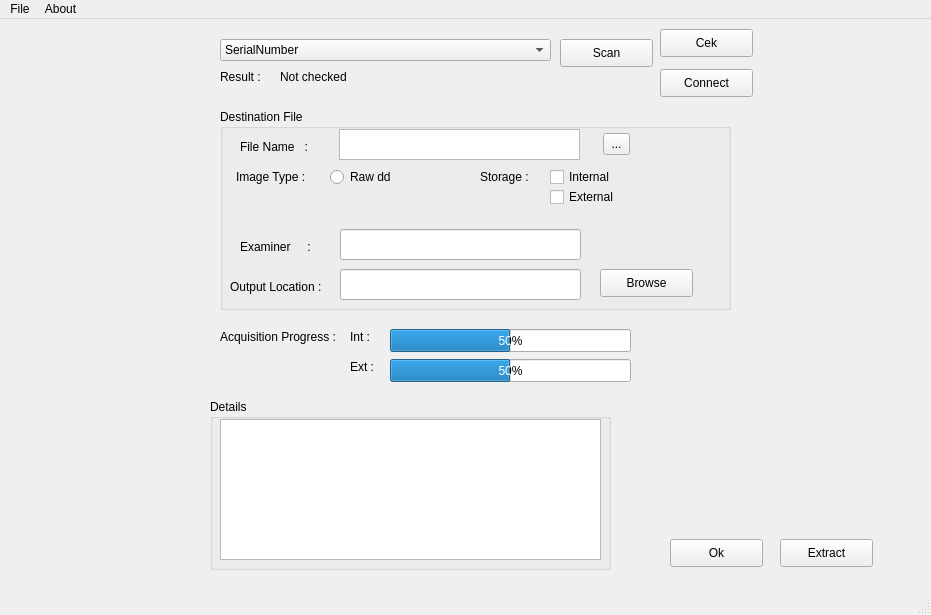
First picture: the form in main.ui, repository Rasyid-Renaldi/Forensics_App, before the edit.
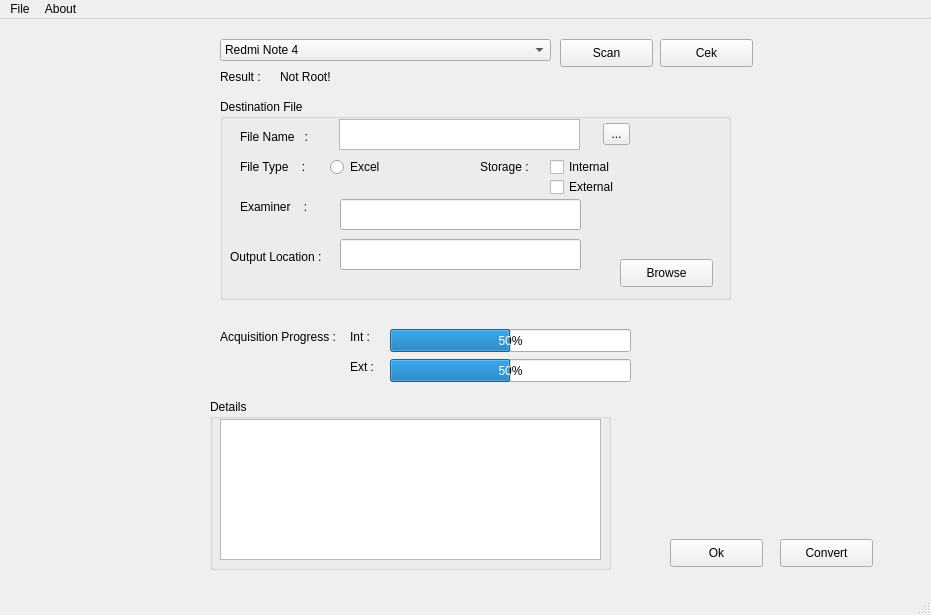
Second picture: the form after the edit. Icons and pictures are not drawn.

```diff
--- a/main.ui
+++ b/main.ui
@@ -31,7 +31,7 @@
     <property name="geometry">
      <rect>
       <x>660</x>
-      <y>10</y>
+      <y>20</y>
       <width>93</width>
       <height>28</height>
      </rect>
@@ -40,19 +40,6 @@
      <string>Cek</string>
     </property>
    </widget>
-   <widget class="QPushButton" name="connectButton">
-    <property name="geometry">
-     <rect>
-      <x>660</x>
-      <y>50</y>
-      <width>93</width>
-      <height>28</height>
-     </rect>
-    </property>
-    <property name="text">
-     <string>Connect</string>
-    </property>
-   </widget>
    <widget class="QPushButton" name="okButton">
     <property name="geometry">
      <rect>
@@ -80,7 +67,7 @@
      </rect>
     </property>
     <property name="text">
-     <string>Extract</string>
+     <string>Convert</string>
     </property>
     <property name="icon">
      <iconset resource="resource.qrc">
@@ -91,7 +78,7 @@
     <property name="geometry">
      <rect>
       <x>220</x>
-      <y>90</y>
+      <y>80</y>
       <width>511</width>
       <height>201</height>
      </rect>
@@ -115,21 +102,21 @@
     <widget class="QLabel" name="imageType">
      <property name="geometry">
       <rect>
-       <x>16</x>
+       <x>20</x>
        <y>60</y>
        <width>81</width>
        <height>16</height>
       </rect>
      </property>
      <property name="text">
-      <string>Image Type : </string>
+      <string>File Type    : </string>
      </property>
     </widget>
     <widget class="QLabel" name="outputLocation">
      <property name="geometry">
       <rect>
        <x>10</x>
-       <y>170</y>
+       <y>150</y>
        <width>111</width>
        <height>16</height>
       </rect>
@@ -174,7 +161,7 @@
       </rect>
      </property>
      <property name="text">
-      <string>Raw dd</string>
+      <string>Excel</string>
      </property>
     </widget>
     <widget class="QLabel" name="storage">
@@ -220,7 +207,7 @@
      <property name="geometry">
       <rect>
        <x>120</x>
-       <y>160</y>
+       <y>140</y>
        <width>241</width>
        <height>31</height>
       </rect>
@@ -229,7 +216,7 @@
     <widget class="QPushButton" name="browse">
      <property name="geometry">
       <rect>
-       <x>380</x>
+       <x>400</x>
        <y>160</y>
        <width>93</width>
        <height>28</height>
@@ -243,20 +230,20 @@
      <property name="geometry">
       <rect>
        <x>20</x>
-       <y>130</y>
+       <y>100</y>
        <width>81</width>
        <height>16</height>
       </rect>
      </property>
      <property name="text">
-      <string>Examiner     :</string>
+      <string>Examiner    :</string>
      </property>
     </widget>
     <widget class="QLineEdit" name="lineEdit">
      <property name="geometry">
       <rect>
        <x>120</x>
-       <y>120</y>
+       <y>100</y>
        <width>241</width>
        <height>31</height>
       </rect>
@@ -326,7 +313,12 @@
     </property>
     <item>
      <property name="text">
-      <string>SerialNumber</string>
+      <string>Redmi Note 4</string>
+     </property>
+    </item>
+    <item>
+     <property name="text">
+      <string>Samsung A10</string>
      </property>
     </item>
    </widget>
@@ -392,7 +384,7 @@
      </rect>
     </property>
     <property name="text">
-     <string>Not checked</string>
+     <string>Not Root!</string>
     </property>
    </widget>
   </widget>
```
Left out of the diff: 6 changed lines with no effect on the pictures.
